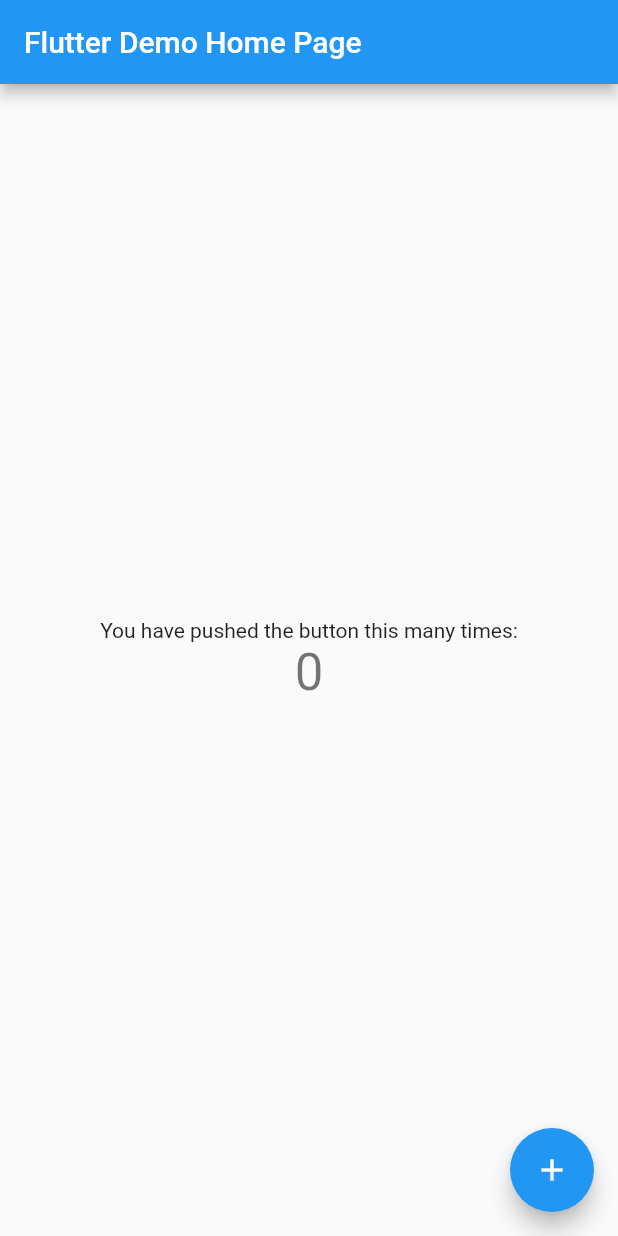
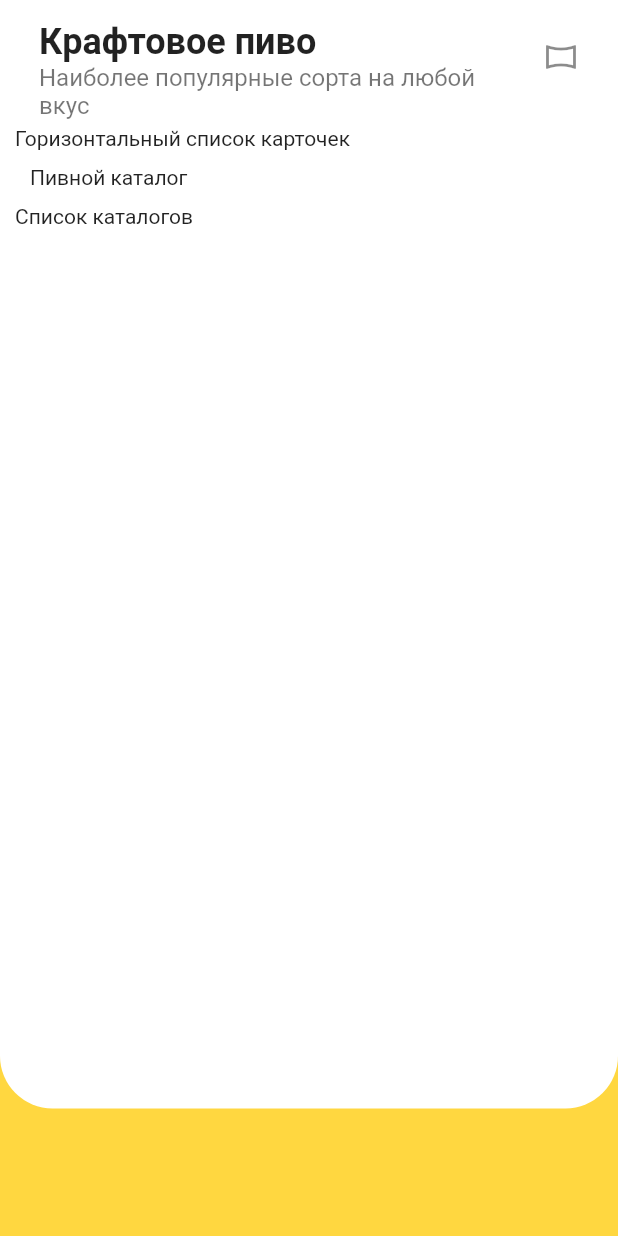
Before and after one commit to SDManiac/project_krista2, a Flutter app: the screen it shows after launch, on a phone screen of 412 x 824 dp. Run offline on Flutter 3.47's test engine with Material 2 defaults, Android fonts, the phone set to English and light mode, and no system bars; our stand-ins replace google_fonts; Roboto replaces fonts that are missing (Marmelad).

Commit message:
started making beershop

```diff
--- a/lib/main.dart
+++ b/lib/main.dart
@@ -1,115 +1,26 @@
 import 'package:flutter/material.dart';
+import 'package:google_fonts/google_fonts.dart';
+import 'package:project_krista2/pages/home.dart';
 
 void main() {
   runApp(const MyApp());
 }
 
 class MyApp extends StatelessWidget {
-  const MyApp({Key? key}) : super(key: key);
+  const MyApp({Key key}) : super(key: key);
 
   // This widget is the root of your application.
   @override
   Widget build(BuildContext context) {
     return MaterialApp(
-      title: 'Flutter Demo',
+      title: 'Beer collection',
       theme: ThemeData(
-        // This is the theme of your application.
-        //
-        // Try running your application with "flutter run". You'll see the
-        // application has a blue toolbar. Then, without quitting the app, try
-        // changing the primarySwatch below to Colors.green and then invoke
-        // "hot reload" (press "r" in the console where you ran "flutter run",
-        // or simply save your changes to "hot reload" in a Flutter IDE).
-        // Notice that the counter didn't reset back to zero; the application
-        // is not restarted.
-        primarySwatch: Colors.blue,
-      ),
-      home: const MyHomePage(title: 'Flutter Demo Home Page'),
+          primarySwatch: Colors.amber,
+          backgroundColor: Colors.white,
+          textTheme: GoogleFonts.marmeladTextTheme(
+            Theme.of(context).textTheme,
+          )),
+      home: HomePage(),
     );
   }
 }
-
-class MyHomePage extends StatefulWidget {
-  const MyHomePage({Key? key, required this.title}) : super(key: key);
-
-  // This widget is the home page of your application. It is stateful, meaning
-  // that it has a State object (defined below) that contains fields that affect
-  // how it looks.
-
-  // This class is the configuration for the state. It holds the values (in this
-  // case the title) provided by the parent (in this case the App widget) and
-  // used by the build method of the State. Fields in a Widget subclass are
-  // always marked "final".
-
-  final String title;
-
-  @override
-  State<MyHomePage> createState() => _MyHomePageState();
-}
-
-class _MyHomePageState extends State<MyHomePage> {
-  int _counter = 0;
-
-  void _incrementCounter() {
-    setState(() {
-      // This call to setState tells the Flutter framework that something has
-      // changed in this State, which causes it to rerun the build method below
-      // so that the display can reflect the updated values. If we changed
-      // _counter without calling setState(), then the build method would not be
-      // called again, and so nothing would appear to happen.
-      _counter++;
-    });
-  }
-
-  @override
-  Widget build(BuildContext context) {
-    // This method is rerun every time setState is called, for instance as done
-    // by the _incrementCounter method above.
-    //
-    // The Flutter framework has been optimized to make rerunning build methods
-    // fast, so that you can just rebuild anything that needs updating rather
-    // than having to individually change instances of widgets.
-    return Scaffold(
-      appBar: AppBar(
-        // Here we take the value from the MyHomePage object that was created by
-        // the App.build method, and use it to set our appbar title.
-        title: Text(widget.title),
-      ),
-      body: Center(
-        // Center is a layout widget. It takes a single child and positions it
-        // in the middle of the parent.
-        child: Column(
-          // Column is also a layout widget. It takes a list of children and
-          // arranges them vertically. By default, it sizes itself to fit its
-          // children horizontally, and tries to be as tall as its parent.
-          //
-          // Invoke "debug painting" (press "p" in the console, choose the
-          // "Toggle Debug Paint" action from the Flutter Inspector in Android
-          // Studio, or the "Toggle Debug Paint" command in Visual Studio Code)
-          // to see the wireframe for each widget.
-          //
-          // Column has various properties to control how it sizes itself and
-          // how it positions its children. Here we use mainAxisAlignment to
-          // center the children vertically; the main axis here is the vertical
-          // axis because Columns are vertical (the cross axis would be
-          // horizontal).
-          mainAxisAlignment: MainAxisAlignment.center,
-          children: <Widget>[
-            const Text(
-              'You have pushed the button this many times:',
-            ),
-            Text(
-              '$_counter',
-              style: Theme.of(context).textTheme.headline4,
-            ),
-          ],
-        ),
-      ),
-      floatingActionButton: FloatingActionButton(
-        onPressed: _incrementCounter,
-        tooltip: 'Increment',
-        child: const Icon(Icons.add),
-      ), // This trailing comma makes auto-formatting nicer for build methods.
-    );
-  }
-}
--- /dev/null
+++ b/lib/models/beer.dart
@@ -0,0 +1,38 @@
+// ignore_for_file: file_names
+
+import 'dart:collection';
+
+import 'package:flutter/foundation.dart';
+
+class Beer {
+  final String id;
+  final String title;
+  final String description;
+  final num price;
+  final String imgURL;
+  final color;
+
+  Beer({
+    @required this.id,
+    @required this.title,
+    @required this.description,
+    @required this.price,
+    @required this.imgURL,
+    @required this.color,
+  });
+}
+
+class BeerDataProvider with ChangeNotifier {
+  final List<Beer> _items = [
+    Beer(
+        id: 'b1',
+        title: 'Американский лагер',
+        description: 'Отвал башки (позже напишу норм)',
+        price: 135,
+        imgURL:
+            'https://im0-tub-ru.yandex.net/i?id=eb07c40f38478e44a037275c2a5b3485-l&n=13',
+        color: '0xFFFFF59D')
+  ];
+
+  UnmodifiableListView<Beer> get items => UnmodifiableListView(_items);
+}
--- /dev/null
+++ b/lib/pages/home.dart
@@ -0,0 +1,51 @@
+import 'package:flutter/material.dart';
+
+class HomePage extends StatelessWidget {
+  const HomePage({Key key}) : super(key: key);
+
+  @override
+  Widget build(BuildContext context) {
+    return Scaffold(
+      backgroundColor: Colors.amberAccent,
+      body: SafeArea(
+        child: Container(
+            height: MediaQuery.of(context).size.height - 85,
+            decoration: const BoxDecoration(
+                color: Colors.white,
+                borderRadius: BorderRadius.only(
+                  bottomLeft: Radius.circular(35),
+                  bottomRight: Radius.circular(35),
+                )),
+            child: ListView(
+              padding: const EdgeInsets.all(10.0),
+              children: <Widget>[
+                Container(
+                  child: const ListTile(
+                    title: Text(
+                      'Крафтовое пиво',
+                      style:
+                          TextStyle(fontSize: 24, fontWeight: FontWeight.bold),
+                    ),
+                    subtitle: Text(
+                      'Наиболее популярные сорта на любой вкус',
+                      style: TextStyle(fontSize: 16),
+                    ),
+                    trailing: Icon(Icons.panorama_horizontal),
+                  ),
+                ),
+                Container(
+                  child: Text('Горизонтальный список карточек'),
+                ),
+                const Padding(
+                  padding: EdgeInsets.all(10.0),
+                  child: Text('Пивной каталог'),
+                ),
+                Container(
+                  child: Text('Список каталогов'),
+                ),
+              ],
+            )),
+      ),
+    );
+  }
+}
```
Also changed, not shown: pubspec.yaml (+5 -2 lines), pubspec.lock.
